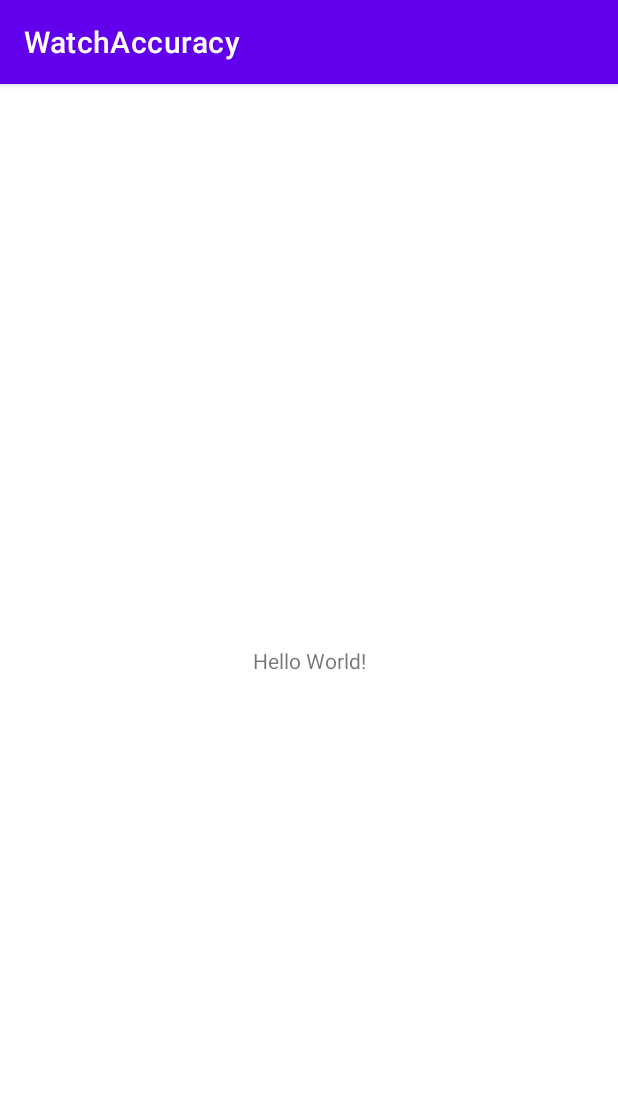
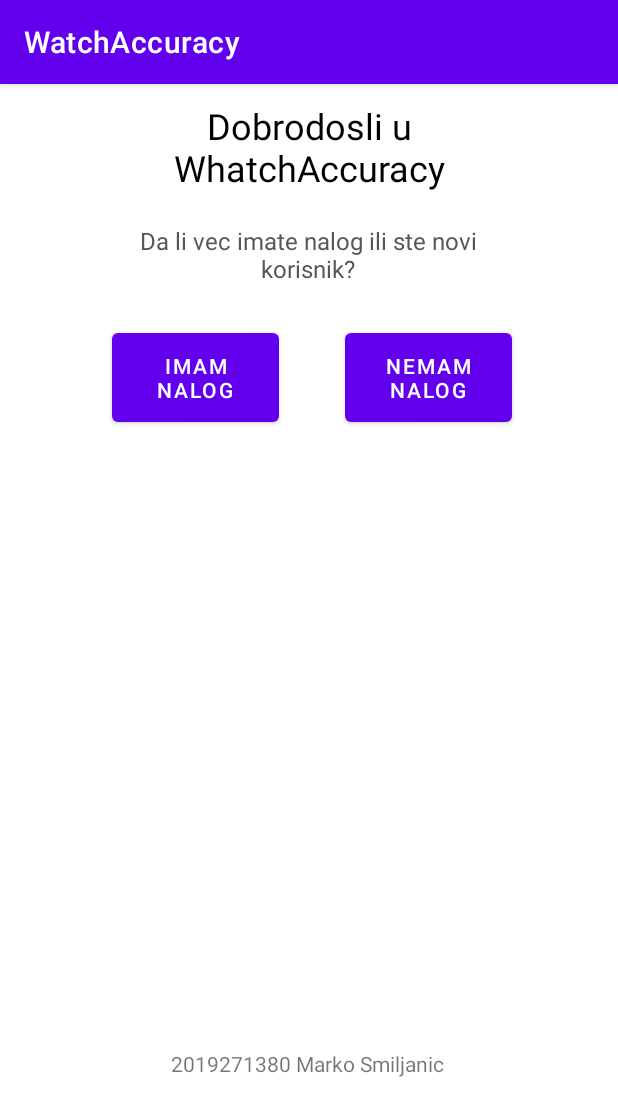
Before and after one commit to marko-smiljanic/Projekat-RMA-2019271380-Marko-Smiljanic, an Android app: the screen it shows after launch (MainActivity), on a phone screen of 412 x 824 dp. Shown: the top 1116 px of the screen. Run offline under Robolectric (Android 15) with nearby library versions, the phone set to English and light mode, and no system bars; 1 statement that could not run was skipped.

Commit message:
zapoceto sa izradom fragmenata i interakcije

```diff
--- /dev/null
+++ b/WatchAccuracy/app/src/main/java/com/example/watchaccuracy/FragmentPrvoPokretanje.java
@@ -0,0 +1,104 @@
+package com.example.watchaccuracy;
+
+import android.content.SharedPreferences;
+import android.os.Bundle;
+import android.view.LayoutInflater;
+import android.view.View;
+import android.view.ViewGroup;
+import android.widget.Button;
+import android.widget.LinearLayout;
+
+import androidx.annotation.NonNull;
+import androidx.constraintlayout.widget.ConstraintLayout;
+import androidx.fragment.app.Fragment;
+import androidx.fragment.app.FragmentManager;
+import androidx.fragment.app.FragmentTransaction;
+import androidx.lifecycle.Observer;
+import androidx.lifecycle.ViewModel;
+import androidx.lifecycle.ViewModelProvider;
+
+import java.util.ArrayList;
+
+public class FragmentPrvoPokretanje extends Fragment {
+    public MojViewModel mojViewModel;
+
+    private final static String SHARED_PREFERENCES_PREFIX = "SharedPreferences";
+    private final static String SHARED_PREFERENCES_ULOGOVAN = "ulogovanUkljuc";
+    private String ulogovan;
+
+    /////////////////////////////////////////
+
+    public FragmentPrvoPokretanje(){}
+
+    public static FragmentPrvoPokretanje newInstance(){
+        FragmentPrvoPokretanje fragment = new FragmentPrvoPokretanje();
+        Bundle args = new Bundle();
+        fragment.setArguments(args);
+        return fragment;
+    }
+
+    @Override
+    public void onCreate(Bundle savedInstanceState) {
+        super.onCreate(savedInstanceState);
+
+        mojViewModel = new ViewModelProvider(requireActivity(), new ViewModelProvider.Factory() {
+            @NonNull
+            @Override
+            public <T extends ViewModel> T create(@NonNull Class<T> modelClass) {
+                try{
+                    return modelClass.newInstance();
+                } catch (IllegalAccessException e) {
+                    e.printStackTrace();
+                } catch (java.lang.InstantiationException e) {
+                    e.printStackTrace();
+                }
+                return null;
+            }
+        }).get(MojViewModel.class);
+    }
+
+    @Override
+    public View onCreateView(LayoutInflater inflater, ViewGroup container, Bundle savedInstanceState) {
+        View vv = inflater.inflate(R.layout.fragment_prvo_pokretanje, container, false);
+        ConstraintLayout cl = vv.findViewById(R.id.mainLayoutPrvoPokretanje);
+
+        ucitajDaLiJeUlogovan();  //setujemo ulogovan
+        if(ulogovan.equals("nije")){
+            iscrtajPrvoPokretanje(cl);  //iscrtaj ovaj fragment
+
+        }else if(ulogovan.equals("jeste")){
+            //iscrtaj nesto drugo, npr. prikazi pocetni ekran gde bi trebali biti satovi, dalje logiku radim tamo
+            //u ovom fragmentu stoji samo neki dummy tekst za sada jer mi je bilo bitno da li prikazi rade na nacin na koji ocekujem, tj. da unutar jednog fragmenta mogu da zovem prikaz drugog
+            //mogao bih kroz new instance da prosledim ovo ulogovan jeste-nije u naredni fragment preko new instance kao parametar i unutar toga kroz seter setovati atribut klase tog fragmenta
+            FragmentManager fm = getActivity().getSupportFragmentManager();
+            FragmentTransaction ft = fm.beginTransaction();
+            ft.replace(R.id.fragmentView, FragmentKorisnik.newInstance(), "fragmentKorisnik");
+            //ft.addToBackStack("fragmentKorisnik");  //u ovom slucaju mi ovo ne treba
+            ft.commit();
+        }
+
+        return vv;
+    }
+
+    public void ucitajDaLiJeUlogovan(){
+        SharedPreferences sharedPreferences = getActivity().getSharedPreferences(SHARED_PREFERENCES_PREFIX, 0);  //getaplication mora da se pise jer se to u main activity-ju kada sam radio podrazumevalo a ovo je view model
+        String zz = sharedPreferences.getString(SHARED_PREFERENCES_ULOGOVAN, "nije");       //ako ne nadje nista bice postavljeno nije
+        if(zz.equals("nije")){  //ako je vrednost default-na
+            ulogovan = "nije";
+        }else{
+            ulogovan = "jeste";
+        }
+    }
+
+    private void iscrtajPrvoPokretanje(ConstraintLayout cl){
+        //na onclick se otvaraju dalje fragmenti? Fragment za pravljenje naloga ili za ukucavanje podataka postojeceg?
+        Button imamNalog = cl.findViewById(R.id.buttonImamNalog);
+        Button nemamNalog = cl.findViewById(R.id.buttonNemamNalog);
+
+
+
+    }
+
+
+
+}
--- a/WatchAccuracy/app/src/main/java/com/example/watchaccuracy/MainActivity.java
+++ b/WatchAccuracy/app/src/main/java/com/example/watchaccuracy/MainActivity.java
@@ -1,8 +1,12 @@
 package com.example.watchaccuracy;
 
 import androidx.appcompat.app.AppCompatActivity;
+import androidx.fragment.app.FragmentManager;
+import androidx.fragment.app.FragmentTransaction;
 
+import android.content.SharedPreferences;
 import android.os.Bundle;
+import android.widget.Button;
 
 public class MainActivity extends AppCompatActivity {
 
@@ -11,9 +15,29 @@ public class MainActivity extends AppCompatActivity {
         super.onCreate(savedInstanceState);
         setContentView(R.layout.activity_main);
         ///////////////////////////////////////
+        //prvi (pocenti) fragment se dodaje sa add, ostali se dodaju sa replace, i ako stavimo add to back stack onda se sa prikazanog fragmenta vraca na prethodni
+        //main activity treba samo da barata fragmentima i nista drugo
+        getSupportFragmentManager().beginTransaction()
+                .add(R.id.fragmentView, FragmentPrvoPokretanje.newInstance(), "fragmentPrvoPokretanje")
+                .commit();
 
 
-        //stao sam kod kreiranja custom api-ja za korisnike i kreiranja view modela
+
+        //Kako da omogucim da aplikacija sama na pocetku radi dohvatanje iz api-ja i da sam radi npr. iscitavanje iz shared preferences
+        //ako radim sa view modelom????
+        //i zbog cega ne radi shared preferences, ovo sam nasao, u fragmentu moram sa getactivity, u view modelu sa getapplication
+        //gde bih implementirao setovanje ulogovanog u shared preferences? Na kraju kada kreira nalog?
+        //da li bih mogao da imam atribut ulogovan u fragmentu prvo pokretanje pa da tamo iscrtavam u zavinsosti od njegove vredosti
+
+        //kako da se na onclick u fragment prvo pokretanje navigiram dalje na prikaze fragmenata?
+        //ako budem brkao po fragmentima i tamo onda?
+
+
+
+        //imam dva nacina da radim sa fragmentima. Nesto im direktno prosledim i oni sa tim rade (npr. iscrtavaju)
+        //preko view modela se iscrtava kada se nesto promeni. Dakle fragment radi observe nad podacima iz view modela
+        //gde radim prelazak sa jednog fragmenta na drugi? U fragmentu?
+
 
     }
 
--- a/WatchAccuracy/app/src/main/res/layout/activity_main.xml
+++ b/WatchAccuracy/app/src/main/res/layout/activity_main.xml
@@ -1,18 +1,14 @@
 <?xml version="1.0" encoding="utf-8"?>
-<androidx.constraintlayout.widget.ConstraintLayout xmlns:android="http://schemas.android.com/apk/res/android"
+<LinearLayout xmlns:android="http://schemas.android.com/apk/res/android"
     xmlns:app="http://schemas.android.com/apk/res-auto"
     xmlns:tools="http://schemas.android.com/tools"
     android:layout_width="match_parent"
     android:layout_height="match_parent"
-    tools:context=".MainActivity">
+    android:orientation="vertical"
+    tools:context=".MainActivity" >
 
-    <TextView
-        android:layout_width="wrap_content"
-        android:layout_height="wrap_content"
-        android:text="Hello World!"
-        app:layout_constraintBottom_toBottomOf="parent"
-        app:layout_constraintLeft_toLeftOf="parent"
-        app:layout_constraintRight_toRightOf="parent"
-        app:layout_constraintTop_toTopOf="parent" />
-
-</androidx.constraintlayout.widget.ConstraintLayout>
+    <androidx.fragment.app.FragmentContainerView
+        android:id="@+id/fragmentView"
+        android:layout_width="match_parent"
+        android:layout_height="wrap_content" />
+</LinearLayout>
--- /dev/null
+++ b/WatchAccuracy/app/src/main/res/layout/fragment_forma_nalog.xml
@@ -0,0 +1,6 @@
+<?xml version="1.0" encoding="utf-8"?>
+<androidx.constraintlayout.widget.ConstraintLayout xmlns:android="http://schemas.android.com/apk/res/android"
+    android:layout_width="match_parent"
+    android:layout_height="match_parent">
+
+</androidx.constraintlayout.widget.ConstraintLayout>
--- /dev/null
+++ b/WatchAccuracy/app/src/main/res/layout/fragment_prvo_pokretanje.xml
@@ -0,0 +1,86 @@
+<?xml version="1.0" encoding="utf-8"?>
+<androidx.constraintlayout.widget.ConstraintLayout xmlns:android="http://schemas.android.com/apk/res/android"
+    xmlns:app="http://schemas.android.com/apk/res-auto"
+    xmlns:tools="http://schemas.android.com/tools"
+    android:id="@+id/mainLayoutPrvoPokretanje"
+    android:layout_width="match_parent"
+    android:layout_height="match_parent">
+
+    <Button
+        android:id="@+id/buttonNemamNalog"
+        android:layout_width="111dp"
+        android:layout_height="71dp"
+        android:layout_marginTop="20dp"
+        android:layout_marginEnd="30dp"
+        android:layout_marginRight="30dp"
+        android:text="Nemam nalog"
+        app:layout_constraintBottom_toBottomOf="parent"
+        app:layout_constraintEnd_toEndOf="parent"
+        app:layout_constraintHorizontal_bias="0.85"
+        app:layout_constraintStart_toStartOf="parent"
+        app:layout_constraintTop_toBottomOf="@+id/textView2"
+        app:layout_constraintVertical_bias="0.0" />
+
+    <Button
+        android:id="@+id/buttonImamNalog"
+        android:layout_width="111dp"
+        android:layout_height="71dp"
+        android:layout_marginStart="30dp"
+        android:layout_marginLeft="30dp"
+        android:layout_marginTop="20dp"
+        android:text="Imam nalog"
+        app:layout_constraintBottom_toBottomOf="parent"
+        app:layout_constraintEnd_toEndOf="parent"
+        app:layout_constraintHorizontal_bias="0.166"
+        app:layout_constraintStart_toStartOf="parent"
+        app:layout_constraintTop_toBottomOf="@+id/textView2"
+        app:layout_constraintVertical_bias="0.0" />
+
+    <TextView
+        android:id="@+id/textView2"
+        android:layout_width="274dp"
+        android:layout_height="52dp"
+        android:layout_marginLeft="5dp"
+        android:layout_marginTop="9dp"
+        android:layout_marginRight="5dp"
+        android:fontFamily="sans-serif"
+        android:gravity="center"
+        android:text="Da li vec imate nalog ili ste novi korisnik?"
+        android:textColor="#575555"
+        android:textSize="16sp"
+        app:layout_constraintHorizontal_bias="0.496"
+        app:layout_constraintLeft_toLeftOf="parent"
+        app:layout_constraintRight_toRightOf="parent"
+        app:layout_constraintTop_toBottomOf="@+id/textView3" />
+
+    <TextView
+        android:id="@+id/textView3"
+        android:layout_width="262dp"
+        android:layout_height="73dp"
+        android:layout_marginStart="5dp"
+        android:layout_marginLeft="5dp"
+        android:layout_marginTop="5dp"
+        android:layout_marginEnd="5dp"
+        android:layout_marginRight="5dp"
+        android:fontFamily="sans-serif"
+        android:gravity="center"
+        android:shadowColor="@color/black"
+        android:text="Dobrodosli u WhatchAccuracy"
+        android:textColor="#000000"
+        android:textColorHighlight="#000000"
+        android:textSize="24sp"
+        app:layout_constraintEnd_toEndOf="parent"
+        app:layout_constraintStart_toStartOf="parent"
+        app:layout_constraintTop_toTopOf="parent" />
+
+    <TextView
+        android:id="@+id/textView"
+        android:layout_width="wrap_content"
+        android:layout_height="wrap_content"
+        android:layout_marginTop="412dp"
+        android:text="2019271380 Marko Smiljanic"
+        app:layout_constraintEnd_toEndOf="parent"
+        app:layout_constraintHorizontal_bias="0.497"
+        app:layout_constraintStart_toStartOf="parent"
+        app:layout_constraintTop_toBottomOf="@+id/buttonNemamNalog" />
+</androidx.constraintlayout.widget.ConstraintLayout>
```
Also changed, not shown: WatchAccuracy/app/src/main/java/com/example/watchaccuracy/FragmentKorisnik.java (added, +72 -0 lines), WatchAccuracy/app/src/main/java/com/example/watchaccuracy/Korisnik.java (+13 -3 lines), WatchAccuracy/app/src/main/java/com/example/watchaccuracy/MojViewModel.java (+104 -77 lines), WatchAccuracy/app/src/main/res/layout/fragment_korisnik.xml (added, +24 -0 lines), 1 other file.
